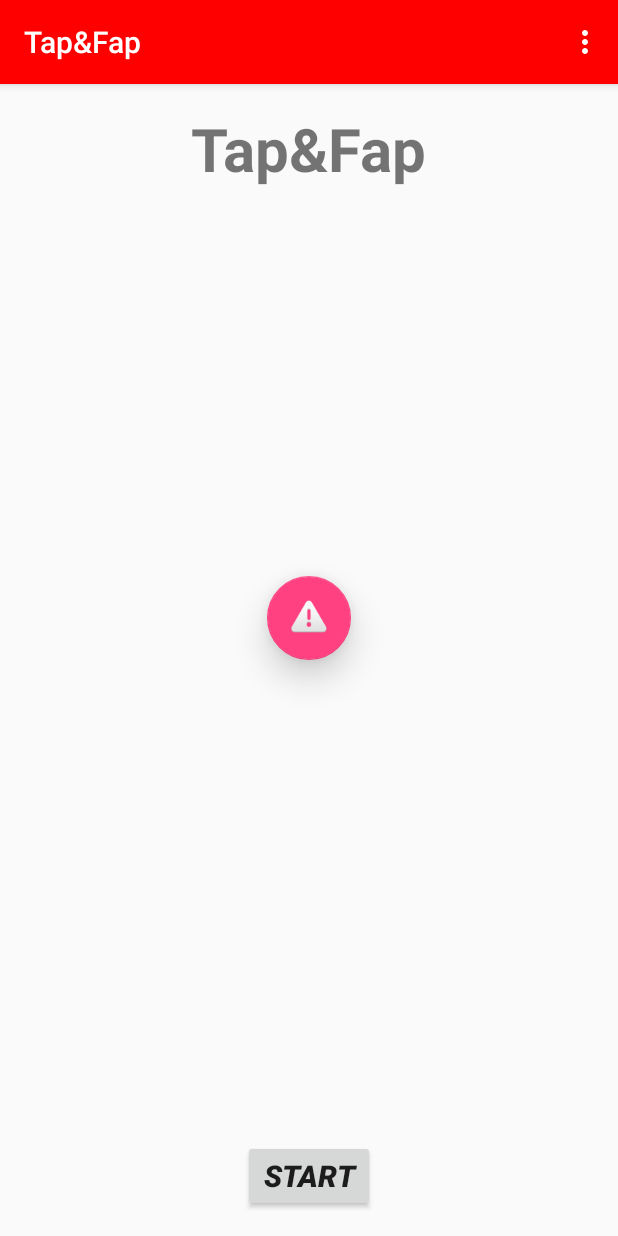
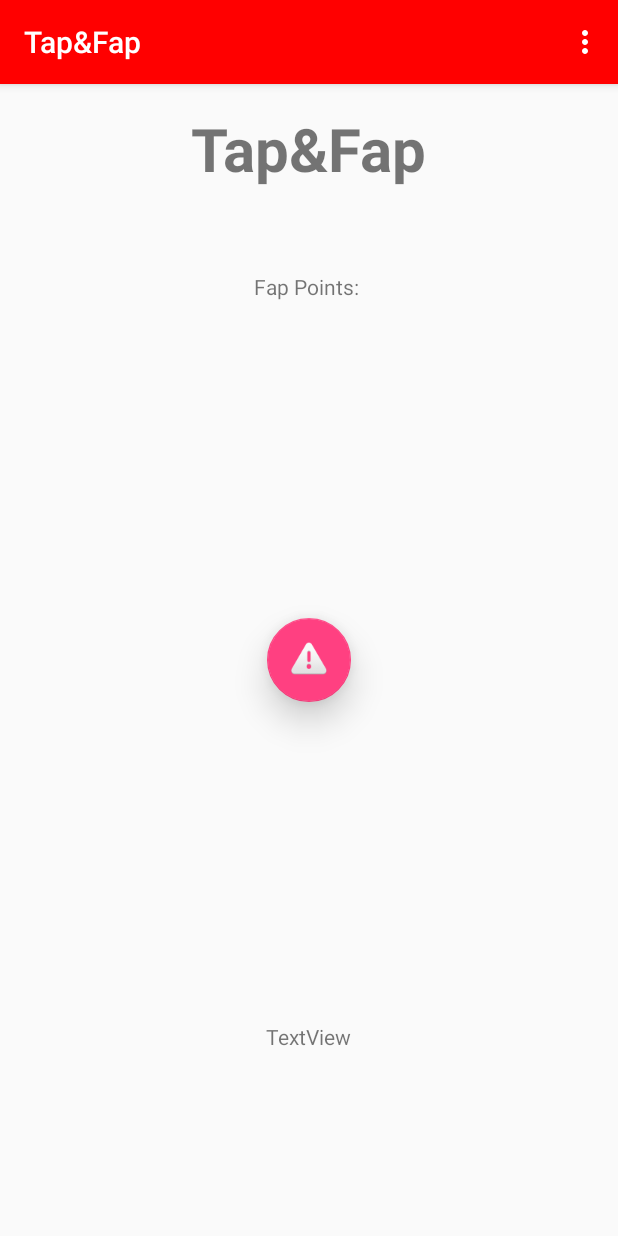
Before and after one commit to czarq92/androidApps, an Android app: the screen it shows after launch (MainActivity), on a phone screen of 412 x 824 dp. Run offline under Robolectric (Android 15) with nearby library versions, the phone set to English and light mode, and no system bars.

Commit message:
Naliczanie fapnięć.

```diff
--- a/app/src/main/java/firstapp/com/firstapp/MainActivity.java
+++ b/app/src/main/java/firstapp/com/firstapp/MainActivity.java
@@ -2,26 +2,35 @@ package firstapp.com.firstapp;
 
 import android.content.Intent;
 import android.graphics.Color;
+import android.hardware.Sensor;
+import android.hardware.SensorEvent;
+import android.hardware.SensorEventListener;
+import android.hardware.SensorManager;
 import android.media.MediaPlayer;
 import android.os.Bundle;
 import android.support.design.widget.FloatingActionButton;
 import android.support.design.widget.Snackbar;
 import android.support.v7.app.AppCompatActivity;
 import android.support.v7.widget.Toolbar;
-import android.util.Log;
 import android.view.View;
 import android.view.Menu;
 import android.view.MenuItem;
-import android.widget.Button;
+import android.widget.EditText;
+import android.widget.TextView;
 import android.widget.Toast;
 
-public class MainActivity extends AppCompatActivity {
+public class MainActivity extends AppCompatActivity implements SensorEventListener {
 
-    Button startButton;
     FloatingActionButton fab;
     MediaPlayer mediaPlayer;
+    TextView sensorTextView;
+    TextView fapPointsResult;
 
-    int i = 0;
+    int counter = 0;
+    int fapPoints = 0;
+
+    int beginSesnorValue = 0;
+    boolean wasDown = false;
 
     @Override
     protected void onCreate(Bundle savedInstanceState) {
@@ -45,19 +54,24 @@ public class MainActivity extends AppCompatActivity {
             }
         });
 
-        startButton = (Button) findViewById(R.id.startButton);
-        startButton.setOnClickListener(new View.OnClickListener() {
+        SensorManager sensorManager = (SensorManager) getSystemService(SENSOR_SERVICE);
+        sensorManager.registerListener(this, sensorManager.getDefaultSensor(Sensor.TYPE_ORIENTATION), 0, null);
+
+        sensorTextView = (TextView) findViewById(R.id.sensorTextView);
+
+        final View include = (View) findViewById(R.id.include);
+        include.setOnClickListener(new View.OnClickListener() {
             @Override
             public void onClick(View v) {
-                Log.d("DEBUG", "Onclick in button startButton");
-
-                i++;
+                counter++;
 
                 fab.setRotation(fab.getRotation() + 30);
 
-                Toast.makeText(getApplicationContext(), "BANG! [" + i + "]", Toast.LENGTH_SHORT).show();
+                Toast.makeText(getApplicationContext(), "BANG! [" + counter + "]", Toast.LENGTH_SHORT).show();
             }
         });
+
+        fapPointsResult = (TextView) findViewById(R.id.fapPoints);
     }
 
     @Override
@@ -90,4 +104,26 @@ public class MainActivity extends AppCompatActivity {
         Intent intent = new Intent(this, intentClass);
         startActivity(intent);
     }
+
+    @Override
+    public void onSensorChanged(SensorEvent event) {
+        sensorTextView.setText("Azymut = " + (int) event.values[0] + "\nWychylenie góra/dół = " + (int) event.values[1]
+                                + "\nWychylenie lewa/prawa = " + (int) event.values[2]);
+
+        if(beginSesnorValue == 0)
+            beginSesnorValue = (int) event.values[0];
+
+        if((int) event.values[0] < beginSesnorValue){
+            wasDown = true;
+        } else if(wasDown && (int) event.values[0] > beginSesnorValue){
+            fapPointsResult.setText(fapPoints++ + "");
+            wasDown = false;
+            mediaPlayer.start();
+        }
+    }
+
+    @Override
+    public void onAccuracyChanged(Sensor sensor, int accuracy) {
+
+    }
 }
--- a/app/src/main/res/layout/activity_main.xml
+++ b/app/src/main/res/layout/activity_main.xml
@@ -21,6 +21,9 @@
 
     </android.support.design.widget.AppBarLayout>
 
+    <include layout="@layout/content_main"
+        android:id="@+id/include" />
+
     <android.support.design.widget.FloatingActionButton
         android:id="@+id/fab"
         android:layout_width="wrap_content"
@@ -28,12 +31,9 @@
         android:layout_margin="@dimen/fab_margin"
         app:srcCompat="@android:drawable/ic_dialog_alert"
         app:layout_anchorGravity="center_vertical|center_horizontal"
-        android:layout_gravity="top|center_horizontal"
+        android:layout_gravity="center_vertical|center_horizontal"
         app:fabSize="normal"
         app:elevation="14dp"
         app:layout_anchor="@+id/include" />
 
-    <include layout="@layout/content_main"
-        android:id="@+id/include" />
-
 </android.support.design.widget.CoordinatorLayout>
--- a/app/src/main/res/layout/content_main.xml
+++ b/app/src/main/res/layout/content_main.xml
@@ -13,18 +13,6 @@
     tools:context="firstapp.com.firstapp.MainActivity"
     tools:showIn="@layout/activity_main">
 
-    <Button
-        android:text="Start"
-        android:layout_width="wrap_content"
-        android:layout_height="wrap_content"
-        android:id="@+id/startButton"
-        android:textStyle="normal|bold|italic"
-        android:textAlignment="center"
-        android:elevation="0dp"
-        android:layout_alignParentBottom="true"
-        android:layout_centerHorizontal="true"
-        android:textSize="20sp" />
-
     <TextView
         android:layout_width="wrap_content"
         android:layout_height="wrap_content"
@@ -35,4 +23,38 @@
         android:textAllCaps="false"
         android:layout_alignParentTop="true"
         android:layout_centerHorizontal="true" />
+
+    <TextView
+        android:text="TextView"
+        android:layout_width="wrap_content"
+        android:layout_height="wrap_content"
+        android:layout_marginBottom="107dp"
+        android:id="@+id/sensorTextView"
+        android:layout_alignParentBottom="true"
+        android:layout_centerHorizontal="true" />
+
+    <TextView
+        android:layout_width="wrap_content"
+        android:layout_height="wrap_content"
+        android:layout_below="@+id/textView5"
+        android:layout_marginTop="8dp"
+        android:id="@+id/fapPoints"
+        android:textColor="@android:color/holo_red_dark"
+        android:textSize="50sp"
+        android:textAlignment="center"
+        android:layout_alignLeft="@+id/textView5"
+        android:layout_alignStart="@+id/textView5"
+        android:layout_alignRight="@+id/textView5"
+        android:layout_alignEnd="@+id/textView5"
+        android:textStyle="normal|bold" />
+
+    <TextView
+        android:text="Fap Points: "
+        android:layout_width="wrap_content"
+        android:layout_height="wrap_content"
+        android:layout_marginTop="55dp"
+        android:id="@+id/textView5"
+        android:layout_below="@+id/label1"
+        android:layout_centerHorizontal="true" />
+
 </RelativeLayout>
```
